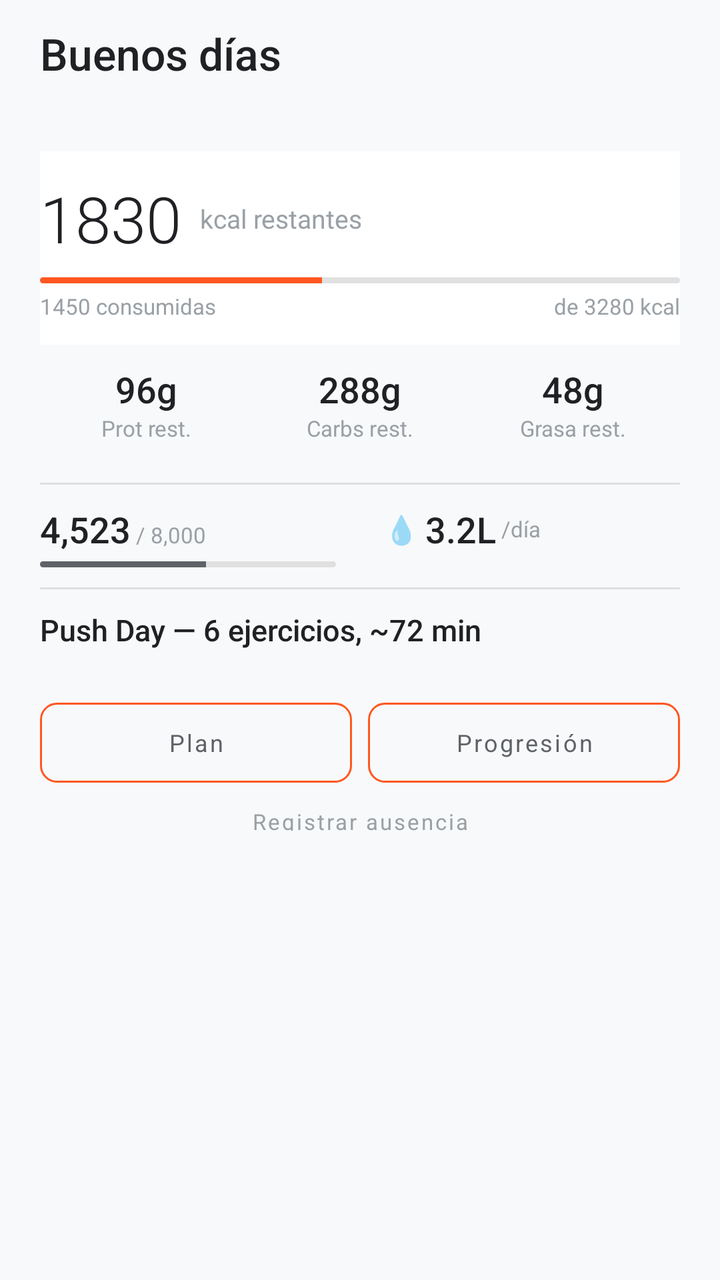
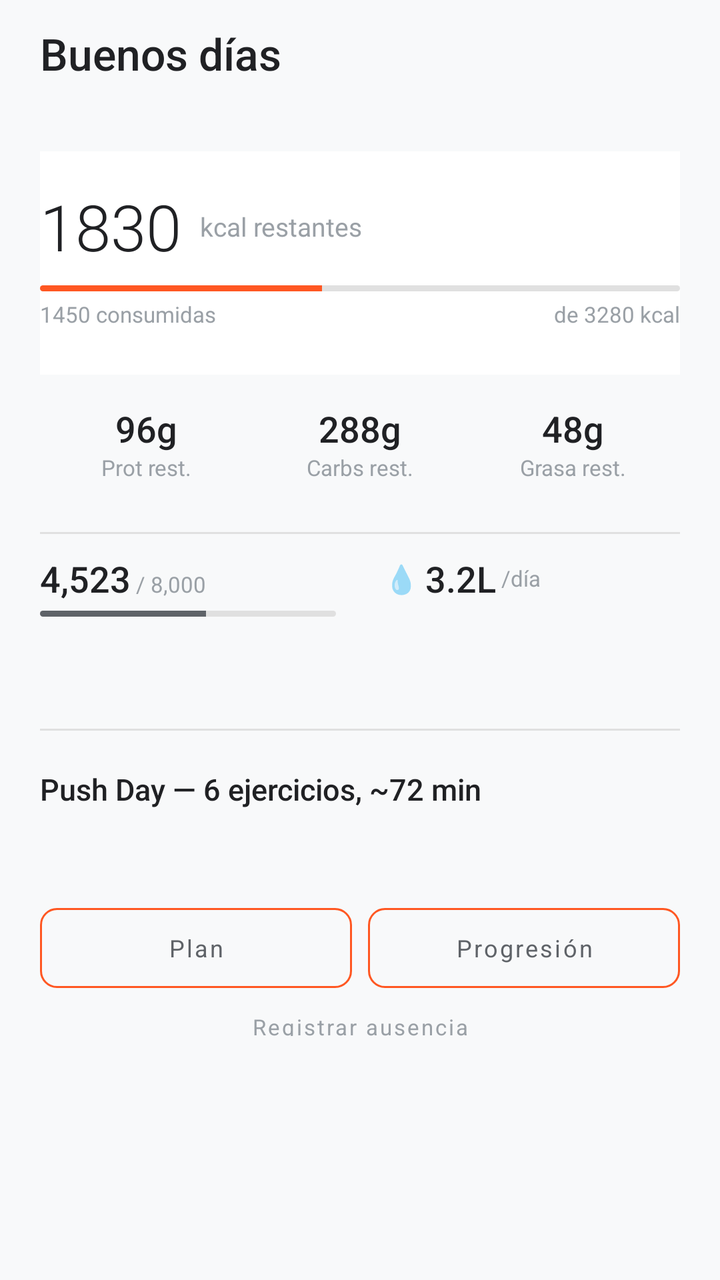

Screens rendered from an Android XML layout before and after an edit, with the pre-edit source and the edit as a unified diff.
<!-- AndroidManifest.xml: application theme Theme.FitBase -->
<!-- res/layout/activity_home.xml -->
<?xml version="1.0" encoding="utf-8"?>

<LinearLayout xmlns:android="http://schemas.android.com/apk/res/android"
    android:layout_width="match_parent"
    android:layout_height="match_parent"
    android:background="@color/colorBackground"
    android:orientation="vertical"
    android:paddingHorizontal="20dp"
    android:paddingTop="12dp"
    android:paddingBottom="8dp">

    <LinearLayout
    android:layout_width="match_parent"
    android:layout_height="match_parent"
    android:orientation="vertical"
    android:gravity="top">

    
    <TextView
        android:id="@+id/bannerDemo"
        android:layout_width="match_parent"
        android:layout_height="wrap_content"
        android:text="● Preinicio · Programa inicia 31/08/2026"
        android:textColor="@color/colorTextTertiary"
        android:textSize="11sp"
        android:paddingBottom="8dp"
        android:visibility="gone" />

    
    <LinearLayout
        android:id="@+id/bannerAusencia"
        android:layout_width="match_parent"
        android:layout_height="wrap_content"
        android:orientation="horizontal"
        android:visibility="gone"
        android:paddingBottom="8dp">
        <TextView
            android:id="@+id/tvAusenciaMensaje"
            android:layout_width="match_parent"
            android:layout_height="wrap_content"
            android:textColor="@color/colorWarning"
            android:textSize="12sp" />
    </LinearLayout>

    
    <TextView
        android:id="@+id/tvSaludo"
        android:layout_width="match_parent"
        android:layout_height="wrap_content"
        android:text="Buenos días"
        android:textColor="@color/colorTextPrimary"
        android:textSize="22sp"
        android:fontFamily="sans-serif-medium" />

    <TextView
        android:id="@+id/tvFecha"
        android:layout_width="match_parent"
        android:layout_height="wrap_content"
        android:textColor="@color/colorTextTertiary"
        android:textSize="12sp"
        android:layout_marginTop="2dp"
        android:layout_marginBottom="16dp" />

    
    <LinearLayout
        android:layout_width="match_parent"
        android:layout_height="wrap_content"
        android:orientation="vertical"
        android:paddingVertical="12dp"
        android:background="@color/colorSurface">

        <LinearLayout
            android:layout_width="match_parent"
            android:layout_height="wrap_content"
            android:orientation="horizontal"
            android:gravity="center_vertical">

            <TextView
                android:id="@+id/tvCaloriasRestantes"
                android:layout_width="wrap_content"
                android:layout_height="wrap_content"
                android:text="1830"
                android:textColor="@color/colorTextPrimary"
                android:textSize="32sp"
                android:fontFamily="sans-serif-light" />

            <TextView
                android:layout_width="wrap_content"
                android:layout_height="wrap_content"
                android:text=" kcal restantes"
                android:textColor="@color/colorTextTertiary"
                android:textSize="13sp"
                android:layout_marginStart="6dp" />
        </LinearLayout>

        <ProgressBar
            android:id="@+id/progressCalorias"
            style="@android:style/Widget.ProgressBar.Horizontal"
            android:layout_width="match_parent"
            android:layout_height="3dp"
            android:layout_marginTop="8dp"
            android:max="100"
            android:progress="44"
            android:progressDrawable="@drawable/progress_calorias" />

        <LinearLayout
            android:layout_width="match_parent"
            android:layout_height="wrap_content"
            android:orientation="horizontal"
            android:layout_marginTop="4dp">

            <TextView
                android:id="@+id/tvCaloriasConsumidas"
                android:layout_width="0dp"
                android:layout_height="wrap_content"
                android:layout_weight="1"
                android:text="1450 consumidas"
                android:textColor="@color/colorTextTertiary"
                android:textSize="11sp" />

            <TextView
                android:id="@+id/tvCaloriasObjetivo"
                android:layout_width="wrap_content"
                android:layout_height="wrap_content"
                android:text="de 3280 kcal"
                android:textColor="@color/colorTextTertiary"
                android:textSize="11sp" />
        </LinearLayout>
    </LinearLayout>

    
    <LinearLayout
        android:layout_width="match_parent"
        android:layout_height="wrap_content"
        android:orientation="horizontal"
        android:paddingVertical="10dp"
        android:gravity="center">

        
        <LinearLayout
            android:layout_width="0dp"
            android:layout_height="wrap_content"
            android:layout_weight="1"
            android:orientation="vertical"
            android:gravity="center">
            <TextView
                android:id="@+id/tvProteinaRestante"
                android:layout_width="wrap_content"
                android:layout_height="wrap_content"
                android:text="96g"
                android:textColor="@color/colorTextPrimary"
                android:textSize="18sp"
                android:fontFamily="sans-serif-medium" />
            <TextView
                android:layout_width="wrap_content"
                android:layout_height="wrap_content"
                android:text="Prot rest."
                android:textColor="@color/colorTextTertiary"
                android:textSize="11sp" />
        </LinearLayout>

        
        <LinearLayout
            android:layout_width="0dp"
            android:layout_height="wrap_content"
            android:layout_weight="1"
            android:orientation="vertical"
            android:gravity="center">
            <TextView
                android:id="@+id/tvCarbosRestantes"
                android:layout_width="wrap_content"
                android:layout_height="wrap_content"
                android:text="288g"
                android:textColor="@color/colorTextPrimary"
                android:textSize="18sp"
                android:fontFamily="sans-serif-medium" />
            <TextView
                android:layout_width="wrap_content"
                android:layout_height="wrap_content"
                android:text="Carbs rest."
                android:textColor="@color/colorTextTertiary"
                android:textSize="11sp" />
        </LinearLayout>

        
        <LinearLayout
            android:layout_width="0dp"
            android:layout_height="wrap_content"
            android:layout_weight="1"
            android:orientation="vertical"
            android:gravity="center">
            <TextView
                android:id="@+id/tvGrasasRestantes"
                android:layout_width="wrap_content"
                android:layout_height="wrap_content"
                android:text="48g"
                android:textColor="@color/colorTextPrimary"
                android:textSize="18sp"
                android:fontFamily="sans-serif-medium" />
            <TextView
                android:layout_width="wrap_content"
                android:layout_height="wrap_content"
                android:text="Grasa rest."
                android:textColor="@color/colorTextTertiary"
                android:textSize="11sp" />
        </LinearLayout>
    </LinearLayout>

    
    <View
        android:layout_width="match_parent"
        android:layout_height="1dp"
        android:background="@color/colorSeparator"
        android:layout_marginVertical="10dp" />

    
    <LinearLayout
        android:layout_width="match_parent"
        android:layout_height="wrap_content"
        android:orientation="horizontal">

        
        <LinearLayout
            android:layout_width="0dp"
            android:layout_height="wrap_content"
            android:layout_weight="1"
            android:orientation="vertical">

            <LinearLayout
                android:layout_width="wrap_content"
                android:layout_height="wrap_content"
                android:orientation="horizontal"
                android:baselineAligned="true"
                android:gravity="bottom">

                <TextView
                    android:id="@+id/tvPasos"
                    android:layout_width="wrap_content"
                    android:layout_height="wrap_content"
                    android:text="4,523"
                    android:textColor="@color/colorTextPrimary"
                    android:textSize="18sp"
                    android:fontFamily="sans-serif-medium" />

                <TextView
                    android:id="@+id/tvPasosObjetivo"
                    android:layout_width="wrap_content"
                    android:layout_height="wrap_content"
                    android:text=" / 8,000"
                    android:textColor="@color/colorTextTertiary"
                    android:textSize="11sp" />
            </LinearLayout>

            <ProgressBar
                android:id="@+id/progressPasos"
                style="@android:style/Widget.ProgressBar.Horizontal"
                android:layout_width="match_parent"
                android:layout_height="3dp"
                android:layout_marginTop="4dp"
                android:layout_marginEnd="12dp"
                android:max="100"
                android:progress="56"
                android:progressDrawable="@drawable/progress_pasos" />
        </LinearLayout>

        
        <LinearLayout
            android:layout_width="0dp"
            android:layout_height="wrap_content"
            android:layout_weight="1"
            android:orientation="horizontal"
            android:paddingStart="12dp"
            android:gravity="center_vertical">

            <TextView
                android:layout_width="wrap_content"
                android:layout_height="wrap_content"
                android:text="💧 "
                android:textSize="14sp" />

            <TextView
                android:id="@+id/tvAgua"
                android:layout_width="wrap_content"
                android:layout_height="wrap_content"
                android:text="3.2L"
                android:textColor="@color/colorTextPrimary"
                android:textSize="18sp"
                android:fontFamily="sans-serif-medium" />

            <TextView
                android:layout_width="wrap_content"
                android:layout_height="wrap_content"
                android:text=" /día"
                android:textColor="@color/colorTextTertiary"
                android:textSize="11sp" />
        </LinearLayout>
    </LinearLayout>

    
    <View
        android:layout_width="match_parent"
        android:layout_height="1dp"
        android:background="@color/colorSeparator"
        android:layout_marginVertical="10dp" />

    
    <TextView
        android:id="@+id/tvSesionHoy"
        android:layout_width="match_parent"
        android:layout_height="wrap_content"
        android:text="Push Day — 6 ejercicios, ~72 min"
        android:textColor="@color/colorTextPrimary"
        android:textSize="15sp"
        android:fontFamily="sans-serif-medium" />

    <TextView
        android:id="@+id/tvFaseInfo"
        android:layout_width="match_parent"
        android:layout_height="wrap_content"
        android:text=""
        android:textColor="@color/colorTextTertiary"
        android:textSize="12sp"
        android:layout_marginTop="2dp" />

    
    <Button
        android:id="@+id/btnEmpezarEntreno"
        android:layout_width="match_parent"
        android:layout_height="48dp"
        android:background="@drawable/gradient_primary_button"
        android:text="Empezar entreno"
        android:textColor="@color/colorBackground"
        android:textSize="14sp"
        android:fontFamily="sans-serif-medium"
        android:textAllCaps="false"
        android:visibility="gone" />

    <LinearLayout
        android:layout_width="match_parent"
        android:layout_height="wrap_content"
        android:orientation="horizontal"
        android:layout_marginTop="8dp">

        <Button
            android:id="@+id/btnPlanAnual"
            android:layout_width="0dp"
            android:layout_height="40dp"
            android:layout_weight="1"
            android:layout_marginEnd="4dp"
            android:background="@drawable/button_secondary"
            android:text="Plan"
            android:textColor="@color/colorTextSecondary"
            android:textSize="12sp"
            android:textAllCaps="false" />

        <Button
            android:id="@+id/btnProgresion"
            android:layout_width="0dp"
            android:layout_height="40dp"
            android:layout_weight="1"
            android:layout_marginStart="4dp"
            android:background="@drawable/button_secondary"
            android:text="Progresión"
            android:textColor="@color/colorTextSecondary"
            android:textSize="12sp"
            android:textAllCaps="false" />
    </LinearLayout>

    <Button
        android:id="@+id/btnRegistrarAusencia"
        android:layout_width="match_parent"
        android:layout_height="32dp"
        android:layout_marginTop="2dp"
        android:background="@android:color/transparent"
        android:text="Registrar ausencia"
        android:textColor="@color/colorTextTertiary"
        android:textSize="11sp"
        android:textAllCaps="false" />

    
    <Button
        android:id="@+id/btnTestRunner"
        android:layout_width="match_parent"
        android:layout_height="32dp"
        android:layout_marginTop="2dp"
        android:background="@android:color/transparent"
        android:text="🧪 Ejecutar Tests"
        android:textColor="@color/colorTextTertiary"
        android:textSize="11sp"
        android:textAllCaps="false"
        android:visibility="gone" />

    </LinearLayout>
</LinearLayout>
<!-- resources referenced by this layout -->
<resources>
  <color name="colorBackground">#F8F9FA</color>
  <color name="colorSeparator">#E0E0E0</color>
  <color name="colorSurface">#FFFFFF</color>
  <color name="colorTextPrimary">#202124</color>
  <color name="colorTextSecondary">#5F6368</color>
  <color name="colorTextTertiary">#9AA0A6</color>
  <color name="colorWarning">#F57F17</color>
  <!-- drawable button_secondary (drawable) -->
  <?xml version="1.0" encoding="utf-8"?>
  
  <shape xmlns:android="http://schemas.android.com/apk/res/android"
      android:shape="rectangle">
      <solid android:color="@android:color/transparent" />
      <corners android:radius="8dp" />
      <stroke
          android:width="1dp"
          android:color="@color/colorSeparator" />
  </shape>
  <!-- drawable gradient_primary_button (drawable) -->
  <?xml version="1.0" encoding="utf-8"?>
  
  <shape xmlns:android="http://schemas.android.com/apk/res/android"
      android:shape="rectangle">
      <solid android:color="#202124" />
      <corners android:radius="8dp" />
  </shape>
  <!-- drawable progress_calorias (drawable) -->
  <?xml version="1.0" encoding="utf-8"?>
  
  <layer-list xmlns:android="http://schemas.android.com/apk/res/android">
      <item android:id="@android:id/background">
          <shape android:shape="rectangle">
              <corners android:radius="2dp" />
              <solid android:color="@color/colorSeparator" />
          </shape>
      </item>
      <item android:id="@android:id/progress">
          <clip>
              <shape android:shape="rectangle">
                  <corners android:radius="2dp" />
                  <solid android:color="#FF5722" />
              </shape>
          </clip>
      </item>
  </layer-list>
  <!-- drawable progress_pasos (drawable) -->
  <?xml version="1.0" encoding="utf-8"?>
  
  <layer-list xmlns:android="http://schemas.android.com/apk/res/android">
      <item android:id="@android:id/background">
          <shape android:shape="rectangle">
              <corners android:radius="2dp" />
              <solid android:color="@color/colorSeparator" />
          </shape>
      </item>
      <item android:id="@android:id/progress">
          <clip>
              <shape android:shape="rectangle">
                  <corners android:radius="2dp" />
                  <solid android:color="@color/colorTextSecondary" />
              </shape>
          </clip>
      </item>
  </layer-list>
  <style name="Theme.FitBase" parent="Theme.MaterialComponents.DayNight.NoActionBar">
          
          <item name="colorPrimary">@color/colorAccentPrimary</item>
          <item name="colorPrimaryVariant">@color/colorTextPrimary</item>
          <item name="colorOnPrimary">#FFFFFF</item>
  
          
          <item name="colorSecondary">@color/colorTextSecondary</item>
          <item name="colorOnSecondary">#FFFFFF</item>
  
          
          <item name="android:colorBackground">@color/colorBackground</item>
          <item name="android:windowBackground">@color/colorBackground</item>
          <item name="colorSurface">@color/colorSurface</item>
  
          
          <item name="android:statusBarColor">@color/colorBackground</item>
          <item name="android:navigationBarColor">@color/colorBackground</item>
          <item name="android:windowLightStatusBar">true</item>
  
          
          <item name="windowNoTitle">true</item>
          <item name="windowActionBar">false</item>
  
          
          <item name="android:fontFamily">sans-serif</item>
      </style>
  <color name="colorAccentPrimary">#FF5722</color>
</resources>

<!-- the commit's change to res/layout/activity_home.xml (unified diff, before → after) -->
@@ -13,7 +13,8 @@
     android:layout_width="match_parent"
     android:layout_height="match_parent"
     android:orientation="vertical"
-    android:gravity="top">
+    android:gravity="top"
+    android:weightSum="10">
 
     
     <TextView
@@ -64,9 +65,10 @@
     
     <LinearLayout
         android:layout_width="match_parent"
-        android:layout_height="wrap_content"
+        android:layout_height="0dp"
+        android:layout_weight="2.6"
         android:orientation="vertical"
-        android:paddingVertical="12dp"
+        android:paddingVertical="16dp"
         android:background="@color/colorSurface">
 
         <LinearLayout
@@ -131,9 +133,10 @@
     
     <LinearLayout
         android:layout_width="match_parent"
-        android:layout_height="wrap_content"
+        android:layout_height="0dp"
+        android:layout_weight="1.6"
         android:orientation="horizontal"
-        android:paddingVertical="10dp"
+        android:paddingVertical="14dp"
         android:gravity="center">
 
         
@@ -216,7 +219,8 @@
     
     <LinearLayout
         android:layout_width="match_parent"
-        android:layout_height="wrap_content"
+        android:layout_height="0dp"
+        android:layout_weight="1.8"
         android:orientation="horizontal">
 
         
@@ -307,20 +311,24 @@
     <TextView
         android:id="@+id/tvSesionHoy"
         android:layout_width="match_parent"
-        android:layout_height="wrap_content"
+        android:layout_height="0dp"
+        android:layout_weight="0.9"
         android:text="Push Day — 6 ejercicios, ~72 min"
         android:textColor="@color/colorTextPrimary"
         android:textSize="15sp"
-        android:fontFamily="sans-serif-medium" />
+        android:fontFamily="sans-serif-medium"
+        android:gravity="center_vertical" />
 
     <TextView
         android:id="@+id/tvFaseInfo"
         android:layout_width="match_parent"
-        android:layout_height="wrap_content"
+        android:layout_height="0dp"
+        android:layout_weight="0.7"
         android:text=""
         android:textColor="@color/colorTextTertiary"
         android:textSize="12sp"
-        android:layout_marginTop="2dp" />
+        android:layout_marginTop="2dp"
+        android:gravity="center_vertical" />
 
     
     <Button
